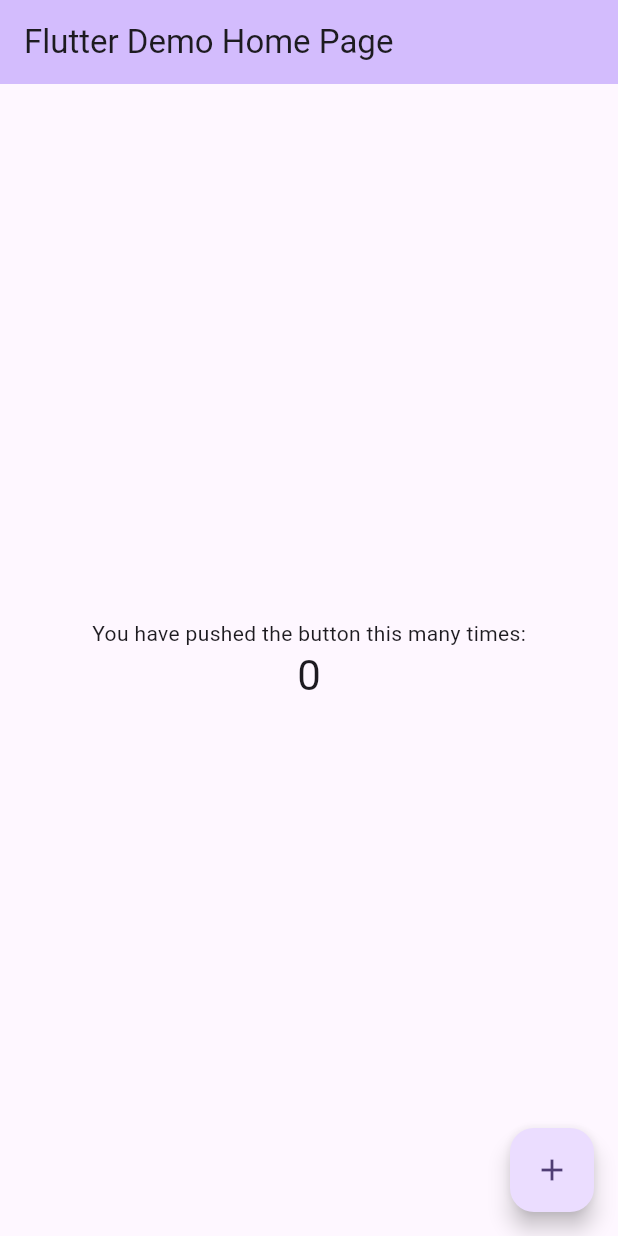
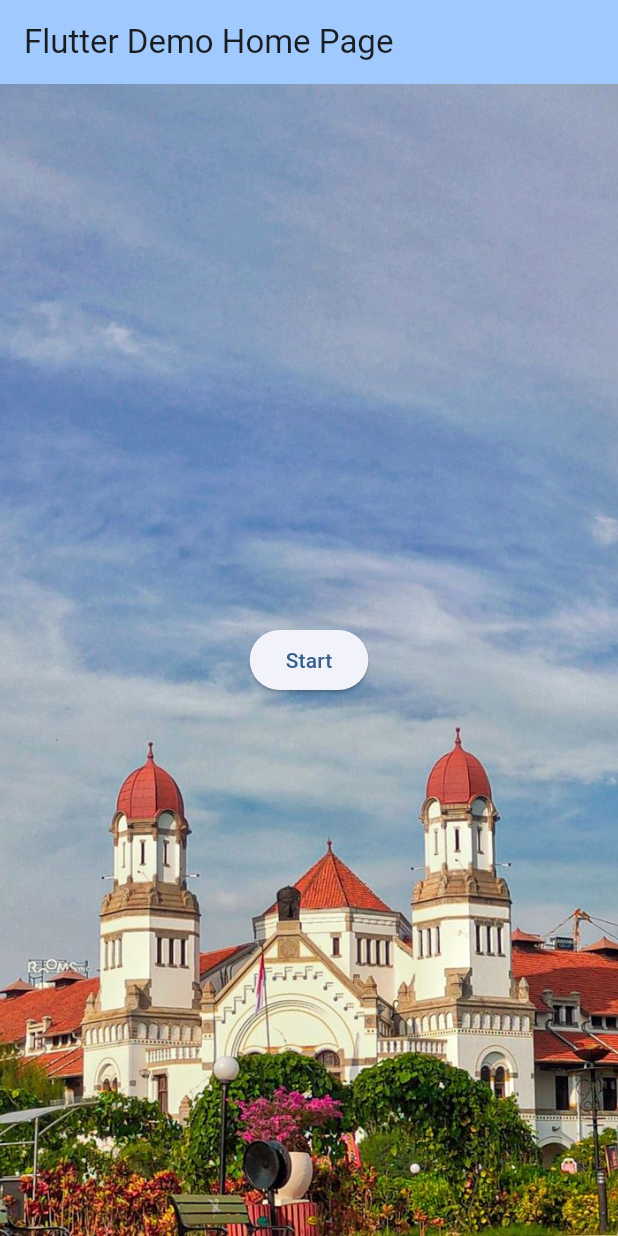
Before and after one commit to kookie2805/SEMAR-Revisi, a Flutter app: the screen it shows after launch, on a phone screen of 412 x 824 dp. Run offline on Flutter 3.47's test engine with Material 3 defaults, Android fonts, the phone set to English and light mode, and no system bars.

Commit message:
kurang nav

```diff
--- a/lib/main.dart
+++ b/lib/main.dart
@@ -1,4 +1,6 @@
 import 'package:flutter/material.dart';
+import 'widgets/navbar.dart';
+import 'screens/home_screen.dart'; // Import the HomeScreen
 
 void main() {
   runApp(const MyApp());
@@ -6,29 +8,12 @@ void main() {
 
 class MyApp extends StatelessWidget {
   const MyApp({super.key});
-
-  // This widget is the root of your application.
   @override
   Widget build(BuildContext context) {
     return MaterialApp(
       title: 'Flutter Demo',
       theme: ThemeData(
-        // This is the theme of your application.
-        //
-        // TRY THIS: Try running your application with "flutter run". You'll see
-        // the application has a purple toolbar. Then, without quitting the app,
-        // try changing the seedColor in the colorScheme below to Colors.green
-        // and then invoke "hot reload" (save your changes or press the "hot
-        // reload" button in a Flutter-supported IDE, or press "r" if you used
-        // the command line to start the app).
-        //
-        // Notice that the counter didn't reset back to zero; the application
-        // state is not lost during the reload. To reset the state, use hot
-        // restart instead.
-        //
-        // This works for code too, not just values: Most code changes can be
-        // tested with just a hot reload.
-        colorScheme: ColorScheme.fromSeed(seedColor: Colors.deepPurple),
+        colorScheme: ColorScheme.fromSeed(seedColor: Colors.blue),
         useMaterial3: true,
       ),
       home: const MyHomePage(title: 'Flutter Demo Home Page'),
@@ -39,15 +24,6 @@ class MyApp extends StatelessWidget {
 class MyHomePage extends StatefulWidget {
   const MyHomePage({super.key, required this.title});
 
-  // This widget is the home page of your application. It is stateful, meaning
-  // that it has a State object (defined below) that contains fields that affect
-  // how it looks.
-
-  // This class is the configuration for the state. It holds the values (in this
-  // case the title) provided by the parent (in this case the App widget) and
-  // used by the build method of the State. Fields in a Widget subclass are
-  // always marked "final".
-
   final String title;
 
   @override
@@ -55,71 +31,33 @@ class MyHomePage extends StatefulWidget {
 }
 
 class _MyHomePageState extends State<MyHomePage> {
-  int _counter = 0;
-
-  void _incrementCounter() {
-    setState(() {
-      // This call to setState tells the Flutter framework that something has
-      // changed in this State, which causes it to rerun the build method below
-      // so that the display can reflect the updated values. If we changed
-      // _counter without calling setState(), then the build method would not be
-      // called again, and so nothing would appear to happen.
-      _counter++;
-    });
-  }
-
   @override
   Widget build(BuildContext context) {
-    // This method is rerun every time setState is called, for instance as done
-    // by the _incrementCounter method above.
-    //
-    // The Flutter framework has been optimized to make rerunning build methods
-    // fast, so that you can just rebuild anything that needs updating rather
-    // than having to individually change instances of widgets.
     return Scaffold(
       appBar: AppBar(
-        // TRY THIS: Try changing the color here to a specific color (to
-        // Colors.amber, perhaps?) and trigger a hot reload to see the AppBar
-        // change color while the other colors stay the same.
         backgroundColor: Theme.of(context).colorScheme.inversePrimary,
-        // Here we take the value from the MyHomePage object that was created by
-        // the App.build method, and use it to set our appbar title.
         title: Text(widget.title),
       ),
-      body: Center(
-        // Center is a layout widget. It takes a single child and positions it
-        // in the middle of the parent.
-        child: Column(
-          // Column is also a layout widget. It takes a list of children and
-          // arranges them vertically. By default, it sizes itself to fit its
-          // children horizontally, and tries to be as tall as its parent.
-          //
-          // Column has various properties to control how it sizes itself and
-          // how it positions its children. Here we use mainAxisAlignment to
-          // center the children vertically; the main axis here is the vertical
-          // axis because Columns are vertical (the cross axis would be
-          // horizontal).
-          //
-          // TRY THIS: Invoke "debug painting" (choose the "Toggle Debug Paint"
-          // action in the IDE, or press "p" in the console), to see the
-          // wireframe for each widget.
-          mainAxisAlignment: MainAxisAlignment.center,
-          children: <Widget>[
-            const Text(
-              'You have pushed the button this many times:',
-            ),
-            Text(
-              '$_counter',
-              style: Theme.of(context).textTheme.headlineMedium,
-            ),
-          ],
+      body: Container(
+        decoration: BoxDecoration(
+          image: DecorationImage(
+            image: AssetImage("assets/bg/lawang1000.png"), // Letakkan gambar di folder assets
+            fit: BoxFit.cover,
+          ),
+        ),
+        child: Center(
+          child: ElevatedButton(
+            onPressed:() {
+              // Navigate to HomeScreen when the button is pressed
+              Navigator.push(
+                context,
+                MaterialPageRoute(builder: (context) => HomeScreen()),
+              );
+            },
+            child: Text('Start'),
+          ),
         ),
       ),
-      floatingActionButton: FloatingActionButton(
-        onPressed: _incrementCounter,
-        tooltip: 'Increment',
-        child: const Icon(Icons.add),
-      ), // This trailing comma makes auto-formatting nicer for build methods.
     );
   }
 }
--- a/pubspec.yaml
+++ b/pubspec.yaml
@@ -52,6 +52,8 @@ dev_dependencies:
 
 # The following section is specific to Flutter packages.
 flutter:
+  assets:
+    - assets/bg/lawang1000.png
 
   # The following line ensures that the Material Icons font is
   # included with your application, so that you can use the icons in
```
Also changed, not shown: lib/routes.dart (added, +23 -0 lines), lib/screens/home_screen.dart (added, +136 -0 lines), lib/widgets/navbar.dart (added, +50 -0 lines), assets/bg/lawang1000.png (added), pubspec.lock.
